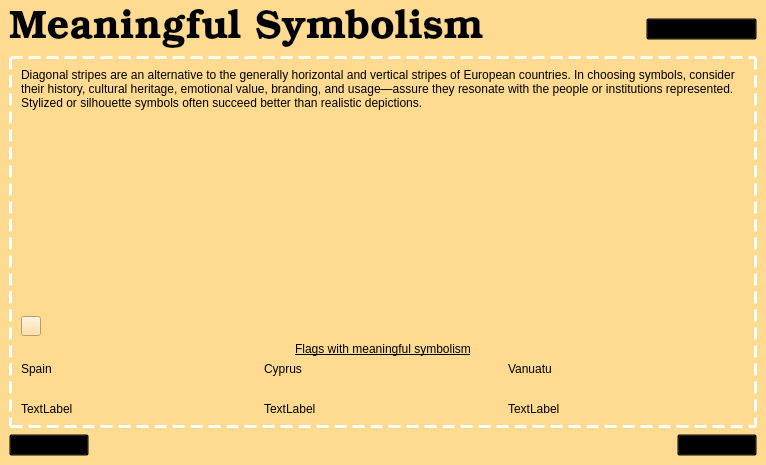
First picture: the form in meaningfulsymbolismlesson.ui, repository zxjorge/EDApp, before the edit.
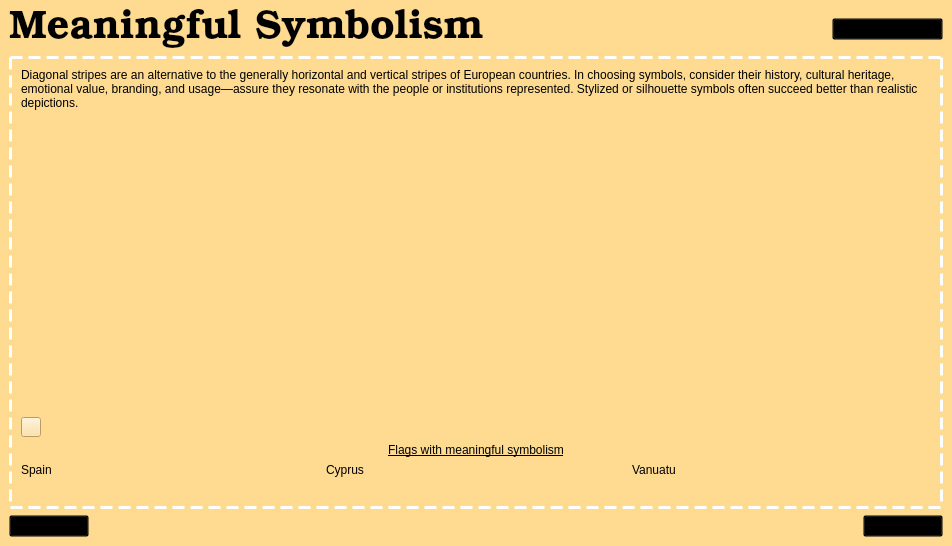
Second picture: the form after the edit. The open tabs and pages were chosen to show the change. Icons and pictures are not drawn.

Commit message: removed labels

Patch:
```diff
--- a/meaningfulsymbolismlesson.ui
+++ b/meaningfulsymbolismlesson.ui
@@ -6,8 +6,8 @@
    <rect>
     <x>0</x>
     <y>0</y>
-    <width>766</width>
-    <height>465</height>
+    <width>952</width>
+    <height>546</height>
    </rect>
   </property>
   <property name="windowTitle">
@@ -505,7 +505,7 @@
                    <property name="maximumSize">
                     <size>
                      <width>300</width>
-                     <height>300</height>
+                     <height>200</height>
                     </size>
                    </property>
                    <property name="text">
@@ -522,13 +522,6 @@
                    </property>
                   </widget>
                  </item>
-                 <item>
-                  <widget class="QLabel" name="label_22">
-                   <property name="text">
-                    <string>TextLabel</string>
-                   </property>
-                  </widget>
-                 </item>
                 </layout>
                </item>
                <item>
@@ -565,13 +558,6 @@
                    </property>
                   </widget>
                  </item>
-                 <item>
-                  <widget class="QLabel" name="label_23">
-                   <property name="text">
-                    <string>TextLabel</string>
-                   </property>
-                  </widget>
-                 </item>
                 </layout>
                </item>
                <item>
@@ -608,13 +594,6 @@
                    </property>
                   </widget>
                  </item>
-                 <item>
-                  <widget class="QLabel" name="label_24">
-                   <property name="text">
-                    <string>TextLabel</string>
-                   </property>
-                  </widget>
-                 </item>
                 </layout>
                </item>
               </layout>
```
Left out of the diff: 21 changed lines with no effect on the pictures. The commit also changes 7 other files.
